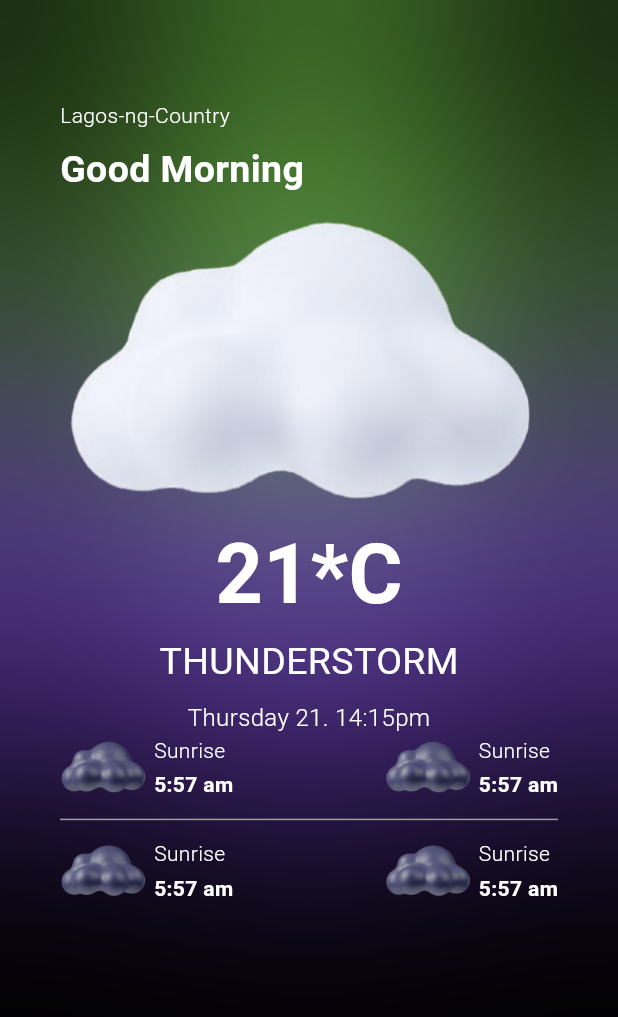
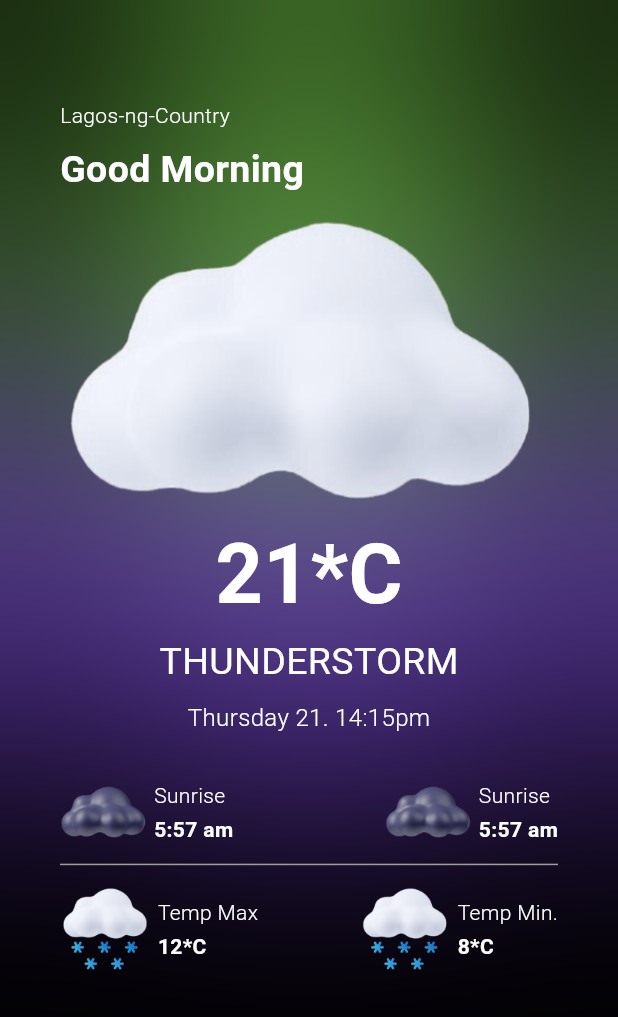
Before and after one commit to summydev/weatherapp_bloc, a Flutter app: the screen it shows after launch, on a phone screen of 412 x 824 dp. Shown: the top 1017 px of the screen. Run offline on Flutter 3.47's test engine with Material 3 defaults, Android fonts, the phone set to English and light mode, and no system bars; our stand-ins replace bloc, equatable.

Commit message:
initial commit

```diff
--- a/lib/screens/home_screens.dart
+++ b/lib/screens/home_screens.dart
@@ -109,7 +109,7 @@ class HomeScreens extends StatelessWidget {
                                 fontWeight: FontWeight.w300),
                           ),
                         ),
-                        //  const SizedBox(height: 30,),
+                         const SizedBox(height: 30,),
                         Row(
                             mainAxisAlignment: MainAxisAlignment.spaceBetween,
                             children: [
@@ -176,7 +176,7 @@ class HomeScreens extends StatelessWidget {
                           children: [
                             Row(children: [
                               Image.asset(
-                                'assets/img2.png',
+                                'assets/img5.png',
                                 scale: 8,
                               ),
                               const SizedBox(width: 5),
@@ -185,14 +185,14 @@ class HomeScreens extends StatelessWidget {
                                   CrossAxisAlignment.start,
                                   children: [
                                     Text(
-                                      'Sunrise',
+                                      'Temp Max',
                                       style: TextStyle(
                                           color: Colors.white,
                                           fontWeight: FontWeight.w300),
                                     ),
                                     SizedBox(height: 3),
                                     Text(
-                                      '5:57 am',
+                                      '12*C',
                                       style: TextStyle(
                                           color: Colors.white,
                                           fontWeight: FontWeight.w700),
@@ -201,7 +201,7 @@ class HomeScreens extends StatelessWidget {
                             ]),
                             Row(children: [
                               Image.asset(
-                                'assets/img2.png',
+                                'assets/img5.png',
                                 scale: 8,
                               ),
                               const SizedBox(width: 5),
@@ -210,14 +210,14 @@ class HomeScreens extends StatelessWidget {
                                   CrossAxisAlignment.start,
                                   children: [
                                     Text(
-                                      'Sunrise',
+                                      'Temp Min.',
                                       style: TextStyle(
                                           color: Colors.white,
                                           fontWeight: FontWeight.w300),
                                     ),
                                     SizedBox(height: 3),
                                     Text(
-                                      '5:57 am',
+                                      '8*C',
                                       style: TextStyle(
                                           color: Colors.white,
                                           fontWeight: FontWeight.w700),
```
